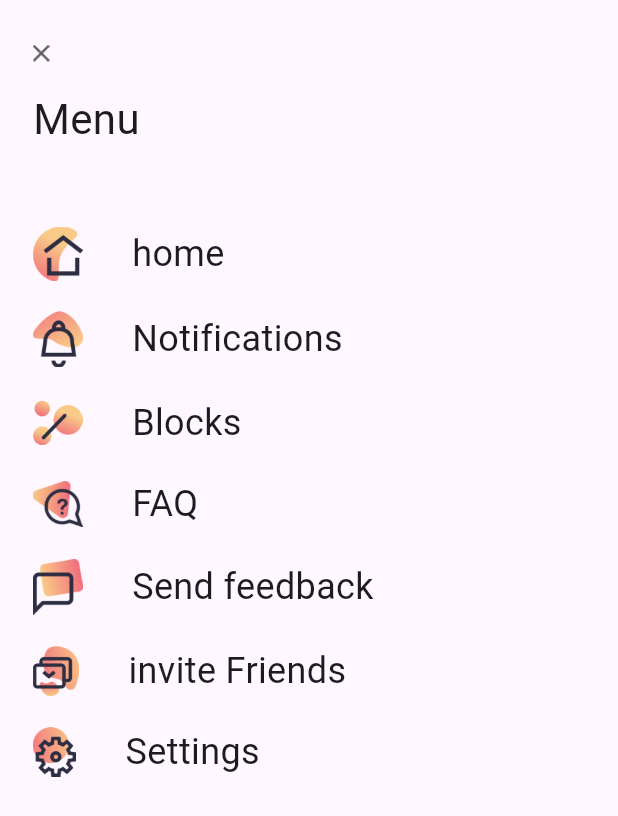
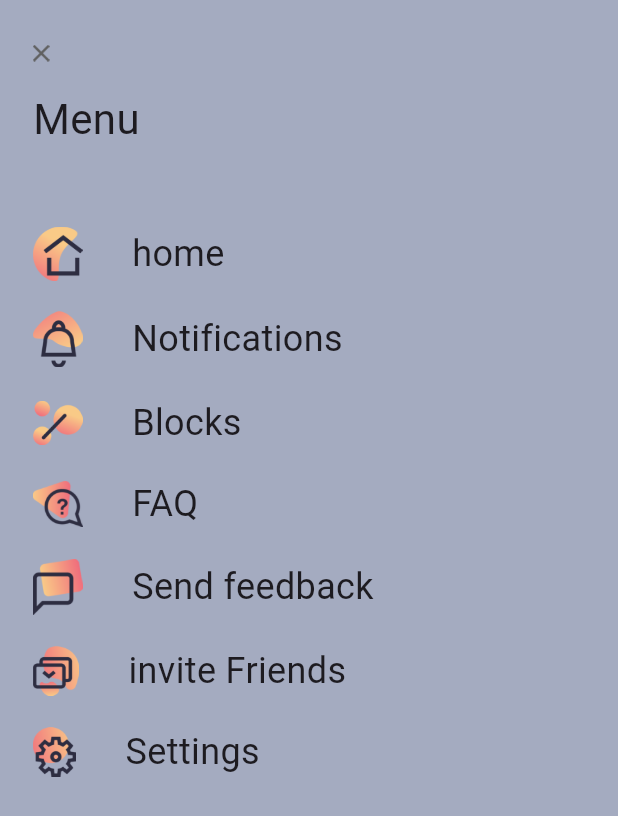
Before and after one commit to fathurdja/flutter-study, a Flutter app: the screen it shows after launch, on a phone screen of 412 x 824 dp. Shown: the top 816 px of the screen. Run offline on Flutter 3.47's test engine with Material 2 defaults, Android fonts, the light colour scheme and no system bars.

Commit message:
repository baru

```diff
--- a/lib/home.dart
+++ b/lib/home.dart
@@ -7,6 +7,7 @@ class MyWidget extends StatelessWidget {
   Widget build(BuildContext context) {
     return SafeArea(
       child: Scaffold(
+          backgroundColor: const Color.fromARGB(255, 164, 171, 192),
           body: Padding(
             padding: const EdgeInsets.only(top: 30, left: 22),
             child: Column(
```
Lines whose indentation alone changed are shown as unchanged.
